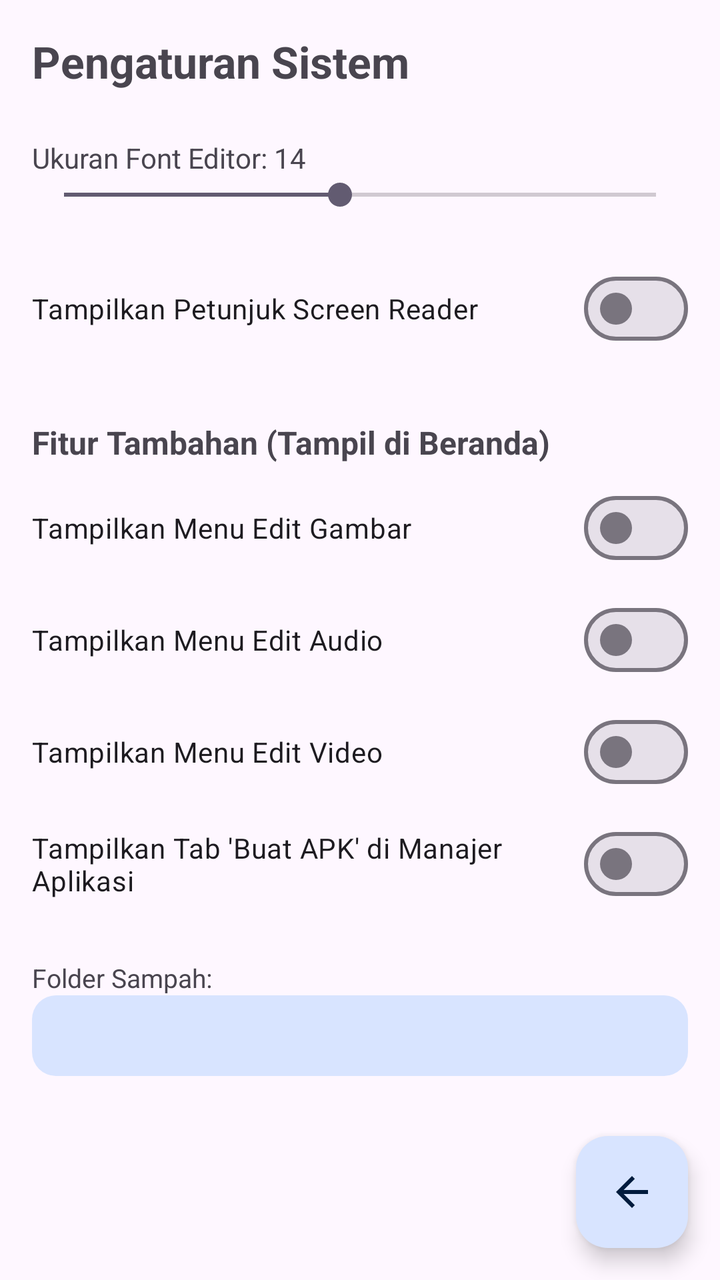
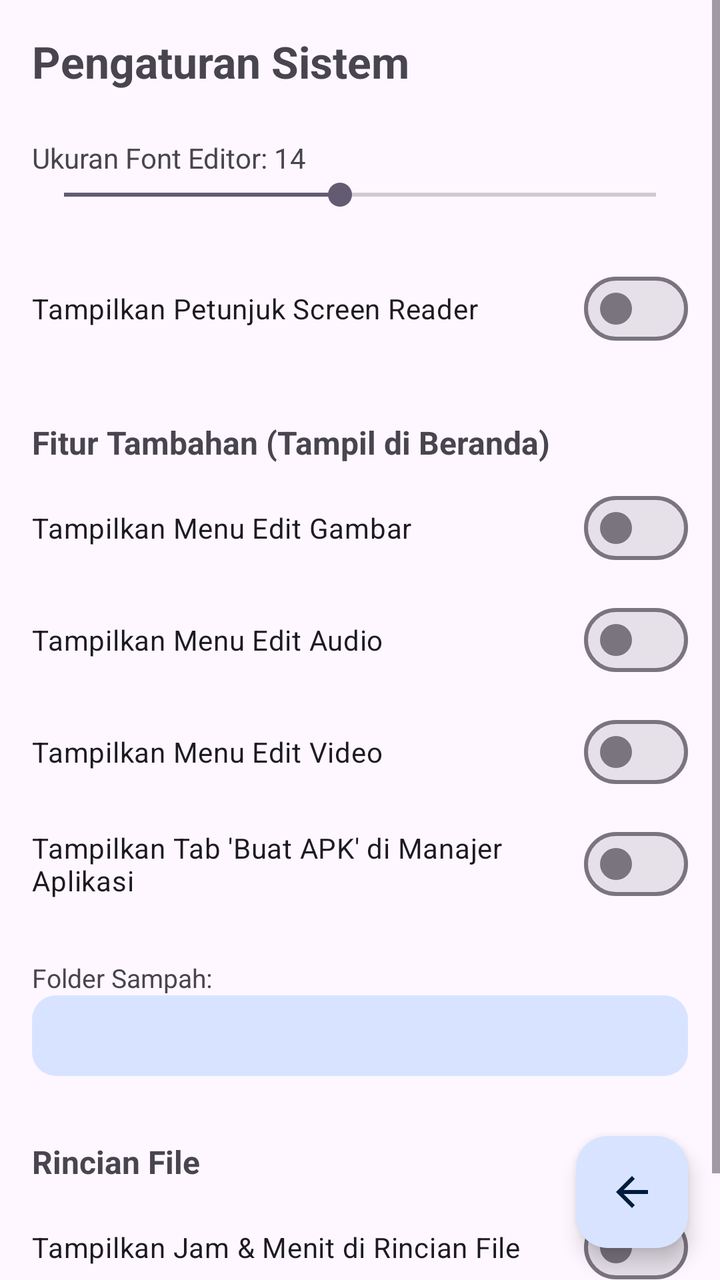

An Android layout rendered at two revisions. The XML below is the earlier revision; the diff shows what the commit changed to produce the second picture.
<!-- AndroidManifest.xml: application theme Theme.PlaManajer -->
<!-- res/layout/activity_settings.xml -->
<?xml version="1.0" encoding="utf-8"?>
<androidx.coordinatorlayout.widget.CoordinatorLayout
    xmlns:android="http://schemas.android.com/apk/res/android"
    xmlns:app="http://schemas.android.com/apk/res-auto"
    android:layout_width="match_parent"
    android:layout_height="match_parent"
    android:background="?android:attr/colorBackground">

    <ScrollView
        android:layout_width="match_parent"
        android:layout_height="match_parent">
        <LinearLayout
            android:layout_width="match_parent"
            android:layout_height="wrap_content"
            android:orientation="vertical"
            android:padding="16dp">

            <TextView
                android:layout_width="wrap_content"
                android:layout_height="wrap_content"
                android:text="@string/settings_title"
                android:textSize="22sp"
                android:textStyle="bold"
                android:layout_marginBottom="24dp" />

            <TextView
                android:id="@+id/tvFont"
                android:layout_width="wrap_content"
                android:layout_height="wrap_content"
                android:text="Ukuran Font Editor: 14" />
            <SeekBar
                android:id="@+id/seekFont"
                android:layout_width="match_parent"
                android:layout_height="wrap_content"
                android:max="30"
                android:progress="14" />

            <com.google.android.material.materialswitch.MaterialSwitch
                android:id="@+id/swReader"
                android:layout_width="match_parent"
                android:layout_height="wrap_content"
                android:layout_marginTop="24dp"
                android:text="Tampilkan Petunjuk Screen Reader"
                android:textSize="14sp" />

            
            
            
            <TextView
                android:layout_width="wrap_content"
                android:layout_height="wrap_content"
                android:layout_marginTop="32dp"
                android:text="Fitur Tambahan (Tampil di Beranda)"
                android:textStyle="bold"
                android:textSize="16sp" />

            <com.google.android.material.materialswitch.MaterialSwitch
                android:id="@+id/swShowImageEditor"
                android:layout_width="match_parent"
                android:layout_height="wrap_content"
                android:layout_marginTop="8dp"
                android:text="Tampilkan Menu Edit Gambar"
                android:textSize="14sp" />

            <com.google.android.material.materialswitch.MaterialSwitch
                android:id="@+id/swShowAudioEditor"
                android:layout_width="match_parent"
                android:layout_height="wrap_content"
                android:layout_marginTop="8dp"
                android:text="Tampilkan Menu Edit Audio"
                android:textSize="14sp" />

            <com.google.android.material.materialswitch.MaterialSwitch
                android:id="@+id/swShowVideoEditor"
                android:layout_width="match_parent"
                android:layout_height="wrap_content"
                android:layout_marginTop="8dp"
                android:text="Tampilkan Menu Edit Video"
                android:textSize="14sp" />

            <com.google.android.material.materialswitch.MaterialSwitch
                android:id="@+id/swShowGithubBuilder"
                android:layout_width="match_parent"
                android:layout_height="wrap_content"
                android:layout_marginTop="8dp"
                android:text="Tampilkan Tab 'Buat APK' di Manajer Aplikasi"
                android:textSize="14sp" />

            

            <TextView
                android:layout_width="wrap_content"
                android:layout_height="wrap_content"
                android:layout_marginTop="24dp"
                android:text="Folder Sampah:"
                android:textSize="13sp" />
            <TextView
                android:id="@+id/tvTrash"
                android:layout_width="match_parent"
                android:layout_height="wrap_content"
                android:padding="12dp"
                android:background="@drawable/bg_card"
                android:textSize="12sp"
                android:fontFamily="monospace" />
        </LinearLayout>
    </ScrollView>

    <com.google.android.material.floatingactionbutton.FloatingActionButton
        android:id="@+id/fabBack"
        android:layout_width="wrap_content"
        android:layout_height="wrap_content"
        android:layout_gravity="bottom|end"
        android:layout_margin="16dp"
        android:contentDescription="Kembali"
        app:srcCompat="@drawable/ic_back" />
</androidx.coordinatorlayout.widget.CoordinatorLayout>
<!-- resources referenced by this layout -->
<resources>
  <!-- drawable bg_card (drawable) -->
  <?xml version="1.0" encoding="utf-8"?>
  <shape xmlns:android="http://schemas.android.com/apk/res/android"
      android:shape="rectangle">
      <solid android:color="?attr/colorPrimaryContainer"/>
      <corners android:radius="12dp"/>
  </shape>
  <!-- drawable ic_back (drawable) -->
  <vector xmlns:android="http://schemas.android.com/apk/res/android"
      android:width="24dp" android:height="24dp"
      android:viewportWidth="24" android:viewportHeight="24">
      <path android:fillColor="#FFFFFFFF"
          android:pathData="M20,11H7.83l5.59,-5.59L12,4l-8,8 8,8 1.41,-1.41L7.83,13H20v-2z"/>
  </vector>
  <string name="settings_title">Pengaturan Sistem</string>
  <style name="Theme.PlaManajer" parent="Theme.Material3.DayNight.NoActionBar">
          <item name="colorPrimary">@color/primary</item>
          <item name="colorOnPrimary">@color/on_primary</item>
          <item name="colorPrimaryContainer">@color/primary_container</item>
          <item name="colorOnPrimaryContainer">@color/on_primary_container</item>
          <item name="android:statusBarColor">?attr/colorSurface</item>
          <item name="android:windowLightStatusBar" tools:targetApi="m">?attr/isLightTheme</item>
      </style>
  <color name="primary">#5B8DEF</color>
  <color name="on_primary">#FFFFFF</color>
  <color name="primary_container">#D8E4FF</color>
  <color name="on_primary_container">#001B3D</color>
</resources>

<!-- the commit's change to res/layout/activity_settings.xml (unified diff, before → after) -->
@@ -102,6 +102,35 @@
                 android:background="@drawable/bg_card"
                 android:textSize="12sp"
                 android:fontFamily="monospace" />
+
+            
+            
+            
+            <TextView
+                android:layout_width="wrap_content"
+                android:layout_height="wrap_content"
+                android:layout_marginTop="32dp"
+                android:text="Rincian File"
+                android:textStyle="bold"
+                android:textSize="16sp" />
+
+            <com.google.android.material.materialswitch.MaterialSwitch
+                android:id="@+id/switchDateTime"
+                android:layout_width="match_parent"
+                android:layout_height="wrap_content"
+                android:layout_marginTop="8dp"
+                android:text="Tampilkan Jam &amp; Menit di Rincian File"
+                android:textSize="14sp" />
+
+            <TextView
+                android:layout_width="match_parent"
+                android:layout_height="wrap_content"
+                android:layout_marginTop="4dp"
+                android:text="Jika dimatikan, rincian hanya menampilkan Tanggal, Bulan, Tahun."
+                android:textSize="12sp"
+                android:textColor="?android:attr/textColorSecondary" />
+            
+
         </LinearLayout>
     </ScrollView>
 
